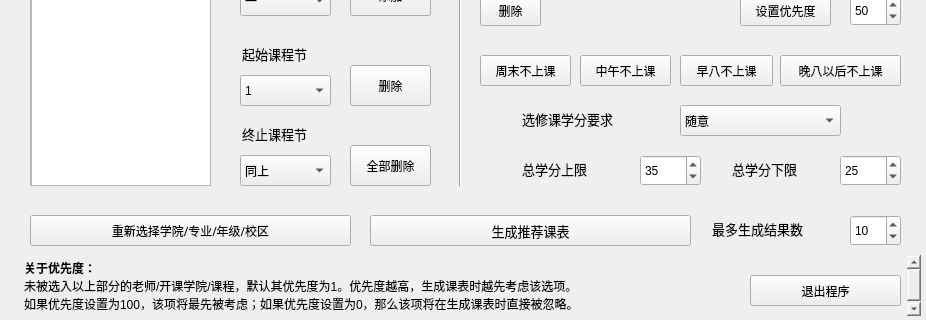
First picture: the form in NKUCH/nkuch.ui, repository Ching-Yee-Chan/NKUCH, before the edit; both pictures show x 0 to 926 and y 505 to 825 of the 926 by 825 pixel window.
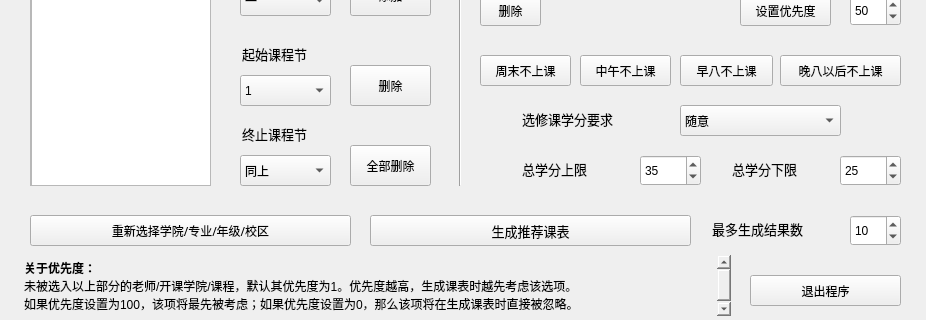
Second picture: the form after the edit.

What changed in the file:
```diff
--- a/NKUCH/nkuch.ui
+++ b/NKUCH/nkuch.ui
@@ -1690,7 +1690,7 @@
     <rect>
      <x>20</x>
      <y>760</y>
-     <width>901</width>
+     <width>711</width>
      <height>61</height>
     </rect>
    </property>
```
